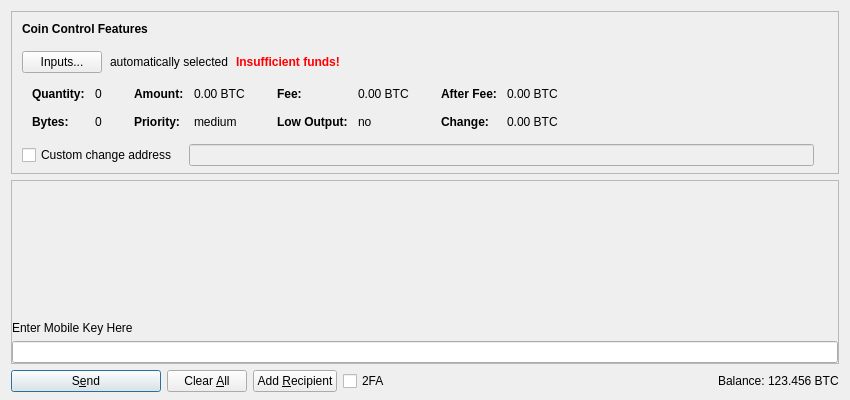
blujay2013/eecs588-pjct, file desktop/src/qt/forms/sendcoinsdialog.ui: the form before one commit.
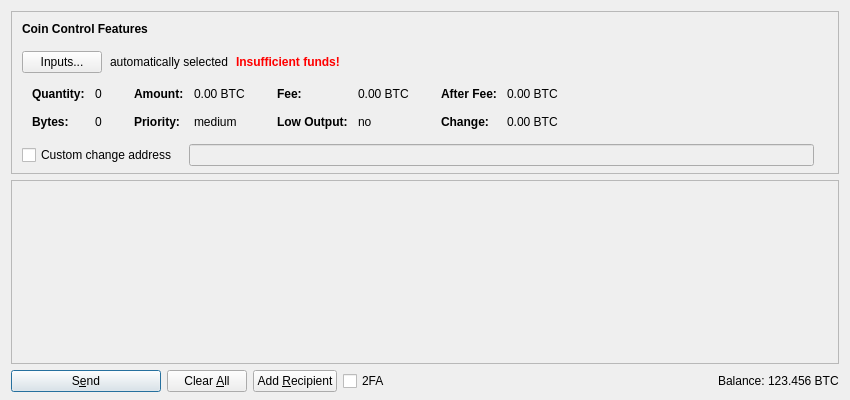
The form after the commit. Icons and pictures are not drawn. Custom widgets are drawn as their Qt base class.

Commit message: Removed device public key box from sendcoinsdialog

```diff
--- a/desktop/src/qt/forms/sendcoinsdialog.ui
+++ b/desktop/src/qt/forms/sendcoinsdialog.ui
@@ -614,20 +614,11 @@
         <x>0</x>
         <y>0</y>
         <width>824</width>
-        <height>141</height>
+        <height>153</height>
        </rect>
       </property>
-      <layout class="QVBoxLayout" name="verticalLayout_2" stretch="0,1,0,0">
-       <property name="leftMargin">
-        <number>0</number>
-       </property>
-       <property name="topMargin">
-        <number>0</number>
-       </property>
-       <property name="rightMargin">
-        <number>0</number>
-       </property>
-       <property name="bottomMargin">
+      <layout class="QVBoxLayout" name="verticalLayout_2" stretch="0,1">
+       <property name="margin">
         <number>0</number>
        </property>
        <item>
@@ -650,16 +641,6 @@
          </property>
         </spacer>
        </item>
-       <item>
-        <widget class="QLabel" name="privKeyBoxLbl">
-         <property name="text">
-          <string>Enter Mobile Key Here</string>
-         </property>
-        </widget>
-       </item>
-       <item>
-        <widget class="QLineEdit" name="privKeyEntryBox"/>
-       </item>
       </layout>
      </widget>
     </widget>
```
Left out of the diff: 11 changed lines with no effect on the pictures. The commit also changes 1 other file.
